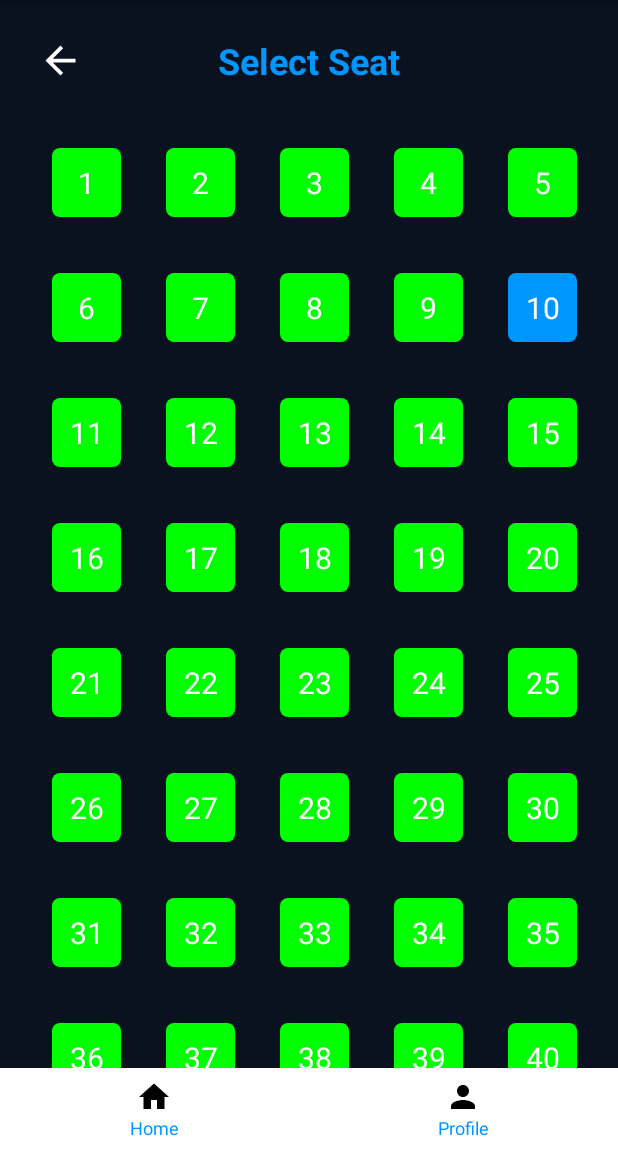
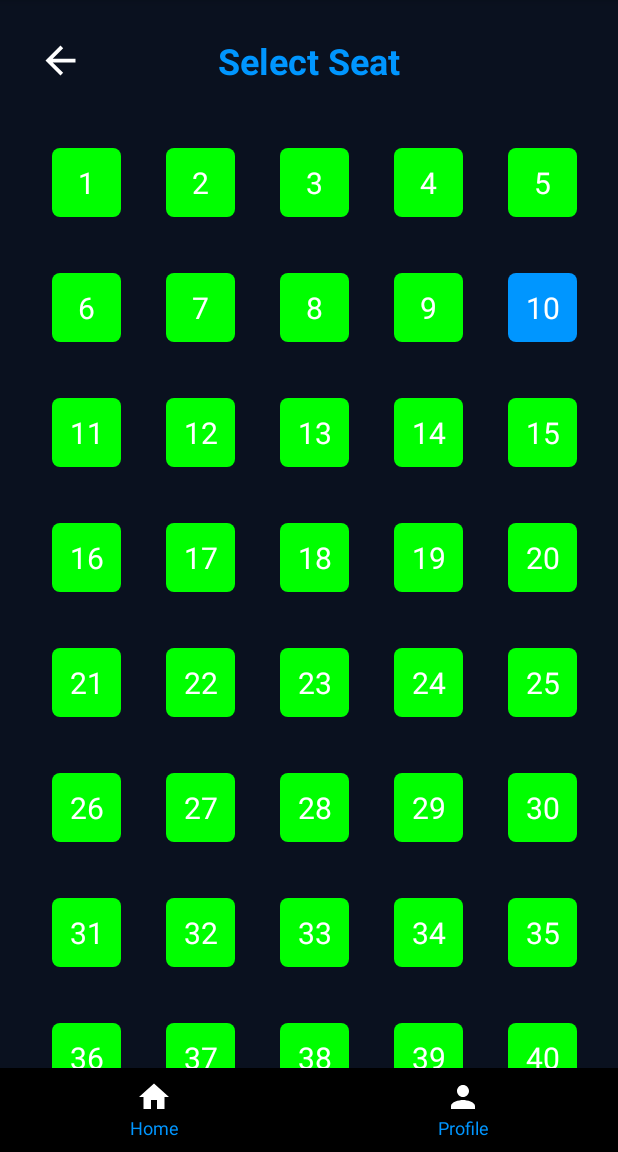
Before and after one commit to RichardEfrem/AbsoluteCinema, an Android app: the screen it shows after launch (ChooseScheduleActivity), after a tap on "10", on a phone screen of 412 x 824 dp, the part 84-1236 px from its top. Run offline under Robolectric (Android 15) with nearby library versions, the phone set to English and light mode, and no system bars.

Commit message:
want to merge with branch fredrik

```diff
--- a/app/src/main/java/uas/c14220270/absolutecinema/ChooseScheduleActivity.kt
+++ b/app/src/main/java/uas/c14220270/absolutecinema/ChooseScheduleActivity.kt
@@ -2,7 +2,9 @@ package uas.c14220270.absolutecinema
 
 import android.graphics.Rect
 import android.os.Bundle
+import android.util.Log
 import android.view.View
+import android.widget.TextView
 import androidx.activity.enableEdgeToEdge
 import androidx.appcompat.app.AppCompatActivity
 import androidx.core.view.ViewCompat
@@ -10,7 +12,6 @@ import androidx.core.view.WindowInsetsCompat
 import androidx.recyclerview.widget.GridLayoutManager
 import androidx.recyclerview.widget.LinearLayoutManager
 import androidx.recyclerview.widget.RecyclerView
-import androidx.recyclerview.widget.RecyclerView.Recycler
 import uas.c14220270.absolutecinema.Adapters.ChooseScheduleDateAdapter
 import uas.c14220270.absolutecinema.Adapters.ChooseScheduleSeatAdapter
 import uas.c14220270.absolutecinema.Adapters.ChooseScheduleTimeAdapter
@@ -24,6 +25,13 @@ class ChooseScheduleActivity : AppCompatActivity() {
     private lateinit var _seatRecView: RecyclerView
     private lateinit var _dateRecView : RecyclerView
     private lateinit var _timeRecView : RecyclerView
+    private lateinit var _tvTotalPrice : TextView
+    private var price : Double = 0.0
+    private var number : Int = 0
+
+    private var selectedSeat: List<ChooseScheduleSeatModel> = emptyList()
+    private var selectedDate: String? = null
+    private var selectedTime: String? = null
 
     override fun onCreate(savedInstanceState: Bundle?) {
         super.onCreate(savedInstanceState)
@@ -38,6 +46,7 @@ class ChooseScheduleActivity : AppCompatActivity() {
         _seatRecView = findViewById<RecyclerView>(R.id.seatRecView)
         _dateRecView = findViewById<RecyclerView>(R.id.dateRecView)
         _timeRecView = findViewById<RecyclerView>(R.id.timeRecView)
+        _tvTotalPrice = findViewById<TextView>(R.id.tvTotalPrice)
         initSeatList()
         generateTimeSlots()
         generateDates()
@@ -67,9 +76,16 @@ class ChooseScheduleActivity : AppCompatActivity() {
 
         val ChooseScheduleSeatAdapter = ChooseScheduleSeatAdapter(seatList, this, object : ChooseScheduleSeatAdapter.SelectedSeat {
             override fun Return(selectedName: String, num: Int) {
+                val df = DecimalFormat("#,###")
+                val formattedPrice = df.format(num * 50000)
+                price = (num * 50000).toDouble()
 
-                val df = DecimalFormat("#,###")
+                number = num
 
+                selectedSeat = seatList.filter { it.status == ChooseScheduleSeatModel.SeatStatus.SELECTED }
+                Log.d("", selectedSeat.toString())
+
+                _tvTotalPrice.text = "IDR $formattedPrice"
             }
 
         })
@@ -87,7 +103,7 @@ class ChooseScheduleActivity : AppCompatActivity() {
     private fun generateTimeSlots() : List<String> {
         val timeSlots = mutableListOf<String>()
         val formatter = DateTimeFormatter.ofPattern("hh:mm a")
-        for (i in 0..23 step 2) {
+        for (i in 0..8 step 2) {
             val time = formatter.format(LocalTime.of(i, 0))
             timeSlots.add(time)
         }
--- a/app/src/main/res/layout/activity_choose_schedule.xml
+++ b/app/src/main/res/layout/activity_choose_schedule.xml
@@ -168,10 +168,10 @@
                     app:layout_constraintTop_toTopOf="parent" />
 
                 <TextView
-                    android:id="@+id/totalPrice"
+                    android:id="@+id/tvTotalPrice"
                     android:layout_width="wrap_content"
                     android:layout_height="wrap_content"
-                    android:text="IDR 210.000"
+                    android:text="IDR 0"
                     android:textColor="@color/primaryText"
                     android:textSize="24sp"
                     android:textStyle="bold"
@@ -198,9 +198,9 @@
         android:id="@+id/bottomNavigation"
         android:layout_width="match_parent"
         android:layout_height="56dp"
+        android:background="@color/black"
+        android:gravity="center"
         android:orientation="horizontal"
-        android:gravity="center"
-        android:background="@color/secondaryBackground"
         app:layout_constraintBottom_toBottomOf="parent">
 
         <!-- Home Button -->
@@ -210,13 +210,17 @@
             android:layout_weight="1"
             android:gravity="center"
             android:orientation="vertical">
+
             <ImageButton
                 android:id="@+id/homeButton"
                 android:layout_width="24dp"
                 android:layout_height="24dp"
                 android:background="?attr/selectableItemBackgroundBorderless"
-                android:src="@drawable/baseline_home_24"
-                android:contentDescription="Home" />
+                android:tint="@color/white"
+                android:contentDescription="Home"
+                android:src="@drawable/baseline_home_24" />
+
+
             <TextView
                 android:id="@+id/homeText"
                 android:layout_width="wrap_content"
@@ -233,13 +237,16 @@
             android:layout_weight="1"
             android:gravity="center"
             android:orientation="vertical">
+
             <ImageButton
                 android:id="@+id/profileButton"
                 android:layout_width="24dp"
                 android:layout_height="24dp"
+                android:tint="@color/white"
                 android:background="?attr/selectableItemBackgroundBorderless"
-                android:src="@drawable/baseline_person_24"
-                android:contentDescription="Profile" />
+                android:contentDescription="Profile"
+                android:src="@drawable/baseline_person_24" />
+
             <TextView
                 android:id="@+id/profileText"
                 android:layout_width="wrap_content"
```
